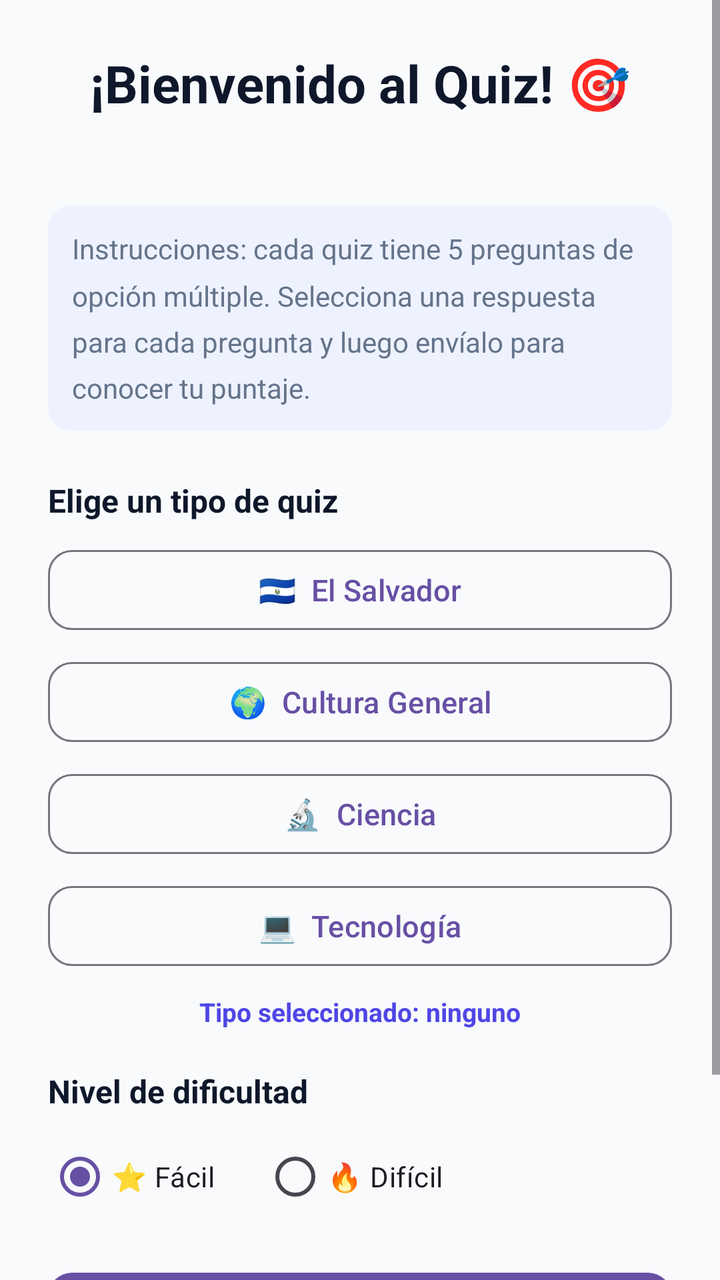
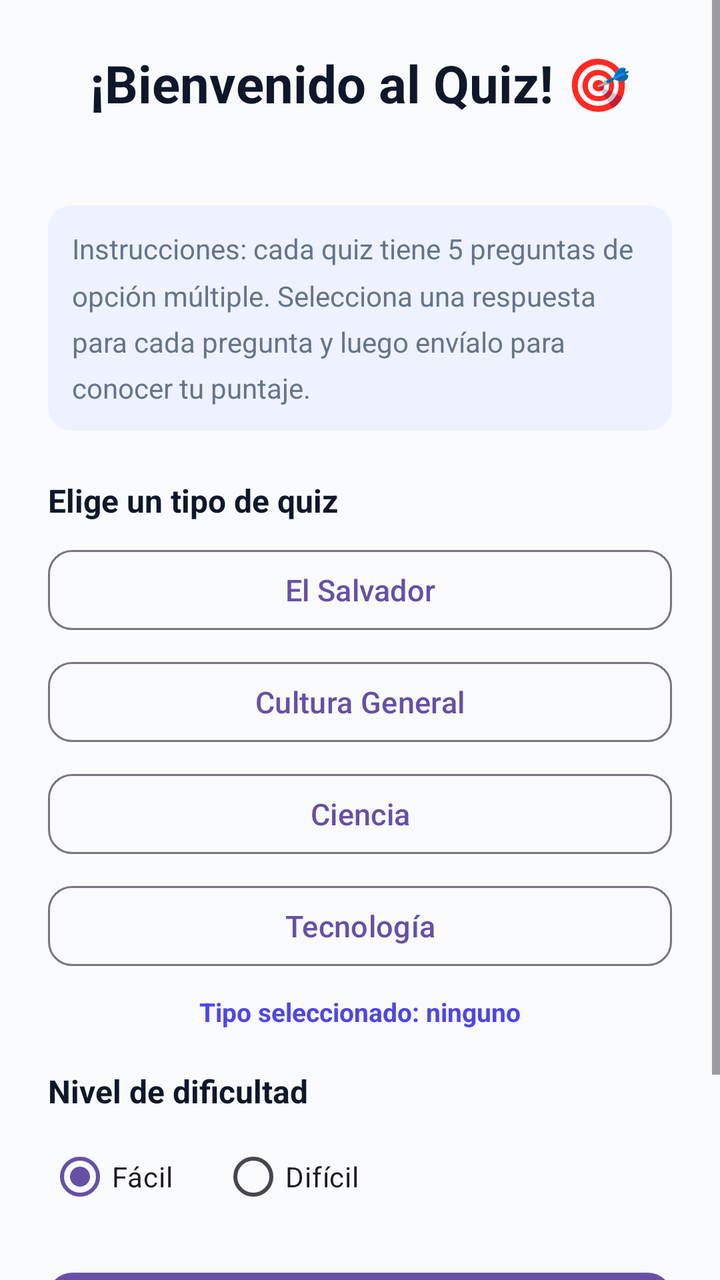

The first picture is an Android layout as it rendered before a commit; the second is the same layout after the commit. The layout source and the unified diff follow.
<!-- AndroidManifest.xml: application theme Theme.Desafio2DSM -->
<!-- res/layout/activity_welcome.xml -->
<?xml version="1.0" encoding="utf-8"?>
<ScrollView
    xmlns:android="http://schemas.android.com/apk/res/android"
    xmlns:app="http://schemas.android.com/apk/res-auto"
    android:layout_width="match_parent"
    android:layout_height="match_parent"
    android:fillViewport="true"
    android:background="@color/background_light">

    <androidx.constraintlayout.widget.ConstraintLayout
        android:layout_width="match_parent"
        android:layout_height="wrap_content"
        android:padding="24dp">

        
        <TextView
            android:id="@+id/welcomeTitle"
            android:layout_width="0dp"
            android:layout_height="wrap_content"
            android:text="¡Bienvenido al Quiz! 🎯"
            android:textSize="26sp"
            android:textStyle="bold"
            android:textColor="@color/text_primary"
            android:gravity="center"
            app:layout_constraintTop_toTopOf="parent"
            app:layout_constraintStart_toStartOf="parent"
            app:layout_constraintEnd_toEndOf="parent" />

        
        <TextView
            android:id="@+id/welcomeUser"
            android:layout_width="0dp"
            android:layout_height="wrap_content"
            android:layout_marginTop="6dp"
            android:gravity="center"
            android:textSize="13sp"
            android:textColor="@color/text_secondary"
            app:layout_constraintTop_toBottomOf="@id/welcomeTitle"
            app:layout_constraintStart_toStartOf="parent"
            app:layout_constraintEnd_toEndOf="parent" />

        
        <TextView
            android:id="@+id/instructions"
            android:layout_width="0dp"
            android:layout_height="wrap_content"
            android:layout_marginTop="20dp"
            android:text="Instrucciones: cada quiz tiene 5 preguntas de opción múltiple. Selecciona una respuesta para cada pregunta y luego envíalo para conocer tu puntaje."
            android:textSize="14sp"
            android:textColor="@color/text_secondary"
            android:lineSpacingMultiplier="1.4"
            android:background="@drawable/bg_badge"
            android:padding="12dp"
            app:layout_constraintTop_toBottomOf="@id/welcomeUser"
            app:layout_constraintStart_toStartOf="parent"
            app:layout_constraintEnd_toEndOf="parent" />

        
        <TextView
            android:id="@+id/categoryLabel"
            android:layout_width="0dp"
            android:layout_height="wrap_content"
            android:layout_marginTop="24dp"
            android:text="Elige un tipo de quiz"
            android:textSize="16sp"
            android:textStyle="bold"
            android:textColor="@color/text_primary"
            app:layout_constraintTop_toBottomOf="@id/instructions"
            app:layout_constraintStart_toStartOf="parent"
            app:layout_constraintEnd_toEndOf="parent" />

        
        <com.google.android.material.button.MaterialButton
            android:id="@+id/generalKnowledgeButton"
            android:layout_width="0dp"
            android:layout_height="wrap_content"
            android:layout_marginTop="10dp"
            android:text="🇸🇻  El Salvador"
            android:textAllCaps="false"
            android:textSize="15sp"
            style="@style/Widget.Material3.Button.OutlinedButton"
            app:cornerRadius="12dp"
            app:layout_constraintTop_toBottomOf="@id/categoryLabel"
            app:layout_constraintStart_toStartOf="parent"
            app:layout_constraintEnd_toEndOf="parent" />

        
        <com.google.android.material.button.MaterialButton
            android:id="@+id/scienceButton"
            android:layout_width="0dp"
            android:layout_height="wrap_content"
            android:layout_marginTop="8dp"
            android:text="🌍  Cultura General"
            android:textAllCaps="false"
            android:textSize="15sp"
            style="@style/Widget.Material3.Button.OutlinedButton"
            app:cornerRadius="12dp"
            app:layout_constraintTop_toBottomOf="@id/generalKnowledgeButton"
            app:layout_constraintStart_toStartOf="parent"
            app:layout_constraintEnd_toEndOf="parent" />

        
        <com.google.android.material.button.MaterialButton
            android:id="@+id/sportsButton"
            android:layout_width="0dp"
            android:layout_height="wrap_content"
            android:layout_marginTop="8dp"
            android:text="🔬  Ciencia"
            android:textAllCaps="false"
            android:textSize="15sp"
            style="@style/Widget.Material3.Button.OutlinedButton"
            app:cornerRadius="12dp"
            app:layout_constraintTop_toBottomOf="@id/scienceButton"
            app:layout_constraintStart_toStartOf="parent"
            app:layout_constraintEnd_toEndOf="parent" />

        
        <com.google.android.material.button.MaterialButton
            android:id="@+id/historyButton"
            android:layout_width="0dp"
            android:layout_height="wrap_content"
            android:layout_marginTop="8dp"
            android:text="💻  Tecnología"
            android:textAllCaps="false"
            android:textSize="15sp"
            style="@style/Widget.Material3.Button.OutlinedButton"
            app:cornerRadius="12dp"
            app:layout_constraintTop_toBottomOf="@id/sportsButton"
            app:layout_constraintStart_toStartOf="parent"
            app:layout_constraintEnd_toEndOf="parent" />

        
        <TextView
            android:id="@+id/selectedCategoryText"
            android:layout_width="0dp"
            android:layout_height="wrap_content"
            android:layout_marginTop="10dp"
            android:text="Tipo seleccionado: ninguno"
            android:gravity="center"
            android:textSize="13sp"
            android:textColor="@color/primary"
            android:textStyle="bold"
            app:layout_constraintTop_toBottomOf="@id/historyButton"
            app:layout_constraintStart_toStartOf="parent"
            app:layout_constraintEnd_toEndOf="parent" />

        
        <TextView
            android:id="@+id/difficultyLabel"
            android:layout_width="0dp"
            android:layout_height="wrap_content"
            android:layout_marginTop="20dp"
            android:text="Nivel de dificultad"
            android:textSize="16sp"
            android:textStyle="bold"
            android:textColor="@color/text_primary"
            app:layout_constraintTop_toBottomOf="@id/selectedCategoryText"
            app:layout_constraintStart_toStartOf="parent"
            app:layout_constraintEnd_toEndOf="parent" />

        
        <RadioGroup
            android:id="@+id/difficultyGroup"
            android:layout_width="0dp"
            android:layout_height="wrap_content"
            android:layout_marginTop="8dp"
            android:orientation="horizontal"
            android:checkedButton="@id/easyRadio"
            app:layout_constraintTop_toBottomOf="@id/difficultyLabel"
            app:layout_constraintStart_toStartOf="parent"
            app:layout_constraintEnd_toEndOf="parent">

            <RadioButton
                android:id="@+id/easyRadio"
                android:layout_width="wrap_content"
                android:layout_height="wrap_content"
                android:text="⭐ Fácil"
                android:textSize="14sp" />

            <RadioButton
                android:id="@+id/hardRadio"
                android:layout_width="wrap_content"
                android:layout_height="wrap_content"
                android:layout_marginStart="24dp"
                android:text="🔥 Difícil"
                android:textSize="14sp" />

        </RadioGroup>

        
        <com.google.android.material.button.MaterialButton
            android:id="@+id/startQuizButton"
            android:layout_width="0dp"
            android:layout_height="wrap_content"
            android:layout_marginTop="20dp"
            android:text="Comenzar Quiz 🚀"
            android:textAllCaps="false"
            android:textSize="16sp"
            app:cornerRadius="12dp"
            app:layout_constraintTop_toBottomOf="@id/difficultyGroup"
            app:layout_constraintStart_toStartOf="parent"
            app:layout_constraintEnd_toEndOf="parent" />

        
        <com.google.android.material.button.MaterialButton
            android:id="@+id/logoutButton"
            android:layout_width="0dp"
            android:layout_height="wrap_content"
            android:layout_marginTop="10dp"
            android:text="Cerrar Sesión"
            android:textAllCaps="false"
            style="@style/Widget.Material3.Button.TextButton"
            app:cornerRadius="12dp"
            app:layout_constraintTop_toBottomOf="@id/startQuizButton"
            app:layout_constraintStart_toStartOf="parent"
            app:layout_constraintEnd_toEndOf="parent"
            app:layout_constraintBottom_toBottomOf="parent" />

    </androidx.constraintlayout.widget.ConstraintLayout>

</ScrollView>
<!-- resources referenced by this layout -->
<resources>
  <color name="background_light">#F8FAFC</color>
  <color name="primary">#4F46E5</color>
  <color name="text_primary">#0F172A</color>
  <color name="text_secondary">#64748B</color>
  <!-- drawable bg_badge (drawable) -->
  <?xml version="1.0" encoding="utf-8"?>
  <shape xmlns:android="http://schemas.android.com/apk/res/android"
      android:shape="rectangle">
      <solid android:color="@color/primary_light" />
      <corners android:radius="12dp" />
  </shape>
  <style name="Theme.Desafio2DSM" parent="Base.Theme.Desafio2DSM" />
  <color name="primary_light">#EEF2FF</color>
  <style name="Base.Theme.Desafio2DSM" parent="Theme.Material3.DayNight.NoActionBar">
          
          
      </style>
</resources>

<!-- the commit's change to res/layout/activity_welcome.xml (unified diff, before → after) -->
@@ -75,7 +75,7 @@
             android:layout_width="0dp"
             android:layout_height="wrap_content"
             android:layout_marginTop="10dp"
-            android:text="🇸🇻  El Salvador"
+            android:text="El Salvador"
             android:textAllCaps="false"
             android:textSize="15sp"
             style="@style/Widget.Material3.Button.OutlinedButton"
@@ -90,7 +90,7 @@
             android:layout_width="0dp"
             android:layout_height="wrap_content"
             android:layout_marginTop="8dp"
-            android:text="🌍  Cultura General"
+            android:text="Cultura General"
             android:textAllCaps="false"
             android:textSize="15sp"
             style="@style/Widget.Material3.Button.OutlinedButton"
@@ -105,7 +105,7 @@
             android:layout_width="0dp"
             android:layout_height="wrap_content"
             android:layout_marginTop="8dp"
-            android:text="🔬  Ciencia"
+            android:text="Ciencia"
             android:textAllCaps="false"
             android:textSize="15sp"
             style="@style/Widget.Material3.Button.OutlinedButton"
@@ -120,7 +120,7 @@
             android:layout_width="0dp"
             android:layout_height="wrap_content"
             android:layout_marginTop="8dp"
-            android:text="💻  Tecnología"
+            android:text="Tecnología"
             android:textAllCaps="false"
             android:textSize="15sp"
             style="@style/Widget.Material3.Button.OutlinedButton"
@@ -174,7 +174,7 @@
                 android:id="@+id/easyRadio"
                 android:layout_width="wrap_content"
                 android:layout_height="wrap_content"
-                android:text="⭐ Fácil"
+                android:text="Fácil"
                 android:textSize="14sp" />
 
             <RadioButton
@@ -182,7 +182,7 @@
                 android:layout_width="wrap_content"
                 android:layout_height="wrap_content"
                 android:layout_marginStart="24dp"
-                android:text="🔥 Difícil"
+                android:text="Difícil"
                 android:textSize="14sp" />
 
         </RadioGroup>
@@ -193,7 +193,7 @@
             android:layout_width="0dp"
             android:layout_height="wrap_content"
             android:layout_marginTop="20dp"
-            android:text="Comenzar Quiz 🚀"
+            android:text="Comenzar Quiz"
             android:textAllCaps="false"
             android:textSize="16sp"
             app:cornerRadius="12dp"
